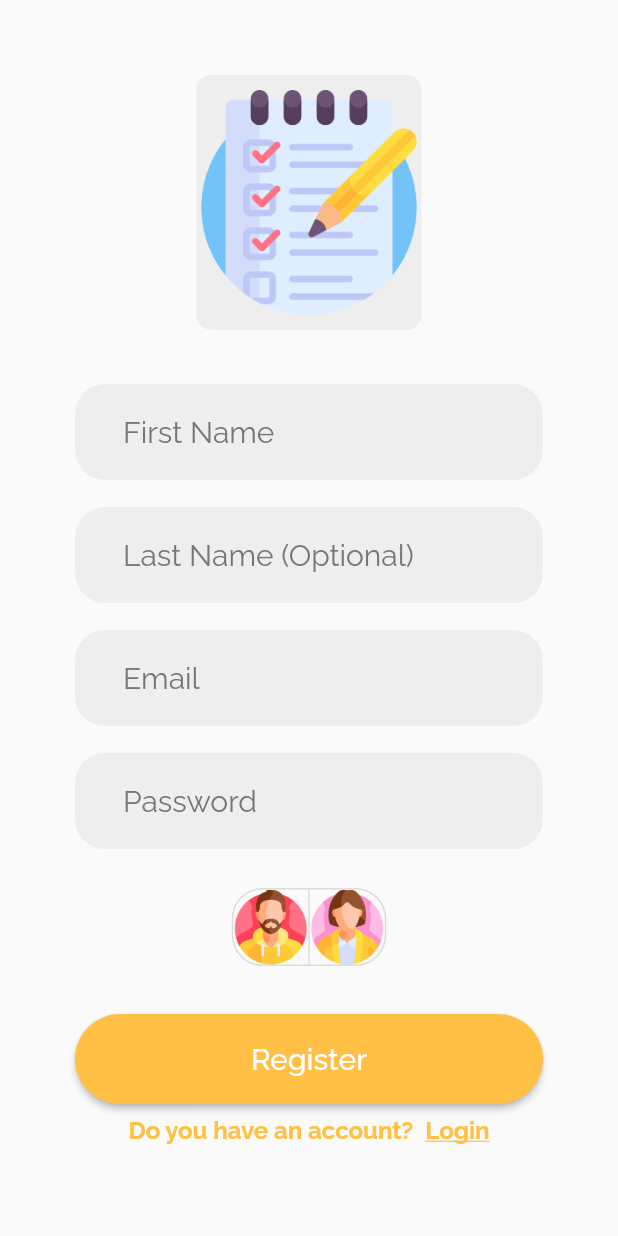
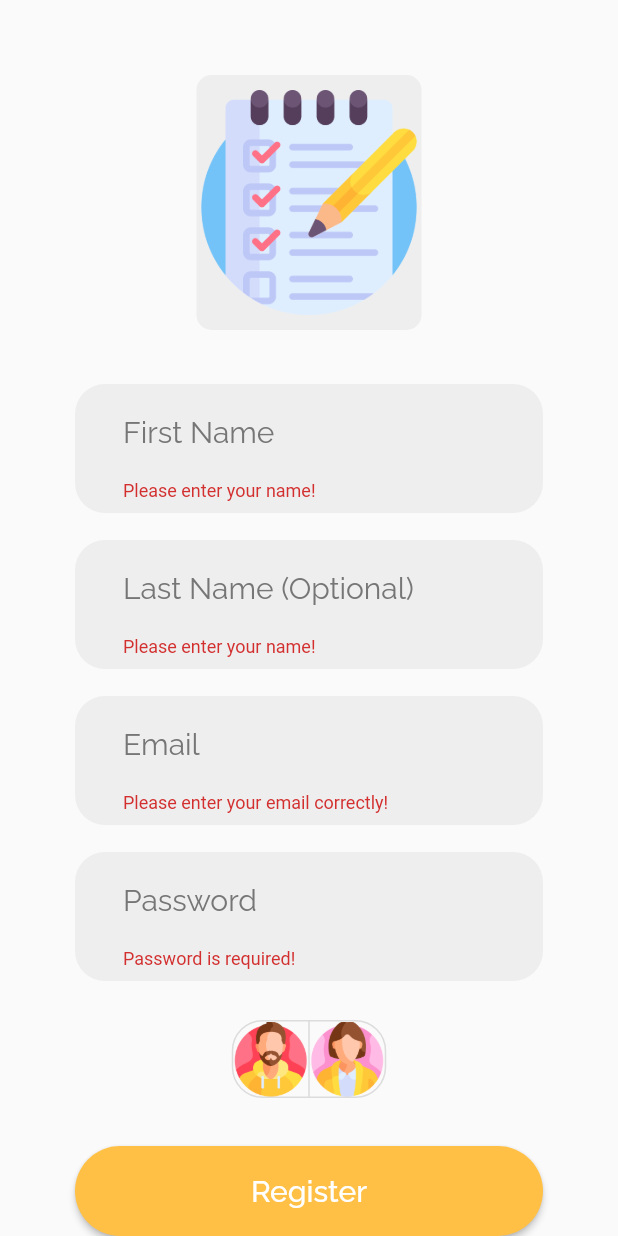
Before and after one commit to MuhammadAbdiel/task-management, a Flutter app: the RegisterPage screen opened directly, after a tap on "Register", on a phone screen of 412 x 824 dp. Run offline on Flutter 3.47's test engine with Material 2 defaults, Android fonts, the phone set to English and light mode, and no system bars; our stand-ins replace cloud_firestore, datetime_picker_formfield, firebase_auth, firebase_core, flutter_slidable, google_sign_in; accounts and stored records are empty.

Commit message:
add register feature

```diff
--- /dev/null
+++ b/lib/models/user_model.dart
@@ -0,0 +1,31 @@
+class UserModel {
+  String? uid;
+  String? firstName;
+  String? lastName;
+  String? email;
+
+  UserModel({
+    this.uid,
+    this.firstName,
+    this.lastName,
+    this.email,
+  });
+
+  factory UserModel.fromJson(Map<String, dynamic>? json) {
+    return UserModel(
+      uid: json!["uid"],
+      firstName: json["firstName"],
+      lastName: json["lastName"],
+      email: json["email"],
+    );
+  }
+
+  Map<String, dynamic> toJson() {
+    return {
+      "uid": uid,
+      "firstName": firstName,
+      "lastName": lastName,
+      "email": email,
+    };
+  }
+}
--- a/lib/pages/register_page.dart
+++ b/lib/pages/register_page.dart
@@ -1,5 +1,9 @@
+import 'package:cloud_firestore/cloud_firestore.dart';
+import 'package:firebase_auth/firebase_auth.dart';
 import 'package:flutter/material.dart';
 import 'package:flutter_uts/login.dart';
+import 'package:flutter_uts/models/user_model.dart';
+import 'package:flutter_uts/pages/home_page.dart';
 
 class RegisterPage extends StatefulWidget {
   const RegisterPage({Key? key}) : super(key: key);
@@ -11,11 +15,62 @@ class RegisterPage extends StatefulWidget {
 class _RegisterPageState extends State<RegisterPage> {
   List<bool> isSelected = List.generate(2, (_) => false);
 
+  final formKey = GlobalKey<FormState>();
+  final firstNameController = TextEditingController();
+  final lastNameController = TextEditingController();
+  final emailController = TextEditingController();
+  final passwordController = TextEditingController();
+
+  void signUp(String email, String password) async {
+    if (formKey.currentState!.validate()) {
+      await FirebaseAuth.instance
+          .createUserWithEmailAndPassword(
+            email: email,
+            password: password,
+          )
+          .then((value) => postDetailsToFireStore());
+    }
+  }
+
+  postDetailsToFireStore() async {
+    FirebaseFirestore firebaseFirestore = FirebaseFirestore.instance;
+    User? user = FirebaseAuth.instance.currentUser;
+
+    UserModel userModel = UserModel();
+    userModel.uid = user!.uid;
+    userModel.firstName = firstNameController.text;
+    userModel.lastName = lastNameController.text;
+    userModel.email = emailController.text;
+
+    await firebaseFirestore.collection('users').doc(user.uid).set(
+          userModel.toJson(),
+        );
+
+    Navigator.pushReplacement(
+      context,
+      MaterialPageRoute(
+        builder: (context) => const HomePage(),
+      ),
+    );
+  }
+
+  @override
+  void dispose() {
+    firstNameController.dispose();
+    lastNameController.dispose();
+    emailController.dispose();
+    passwordController.dispose();
+
+    super.dispose();
+  }
+
   @override
   Widget build(BuildContext context) {
     return Scaffold(
       body: SafeArea(
         child: SingleChildScrollView(
+          child: Form(
+            key: formKey,
             child: Container(
               padding: const EdgeInsets.all(50),
               child: Center(
@@ -42,8 +97,13 @@ class _RegisterPageState extends State<RegisterPage> {
                         borderRadius: BorderRadius.circular(20),
                         color: const Color(0xffEEEEEE),
                       ),
-                    child: const TextField(
-                      decoration: InputDecoration(
+                      child: TextFormField(
+                        controller: firstNameController,
+                        keyboardType: TextInputType.name,
+                        validator: (text) => text != null && text.isEmpty
+                            ? 'Please enter your name!'
+                            : null,
+                        decoration: const InputDecoration(
                           border: InputBorder.none,
                           hintText: 'First Name',
                           hintStyle: TextStyle(
@@ -64,8 +124,13 @@ class _RegisterPageState extends State<RegisterPage> {
                         borderRadius: BorderRadius.circular(20),
                         color: const Color(0xffEEEEEE),
                       ),
-                    child: const TextField(
-                      decoration: InputDecoration(
+                      child: TextFormField(
+                        controller: lastNameController,
+                        keyboardType: TextInputType.name,
+                        validator: (text) => text != null && text.isEmpty
+                            ? 'Please enter your name!'
+                            : null,
+                        decoration: const InputDecoration(
                           border: InputBorder.none,
                           hintText: 'Last Name (Optional)',
                           hintStyle: TextStyle(
@@ -86,8 +151,13 @@ class _RegisterPageState extends State<RegisterPage> {
                         borderRadius: BorderRadius.circular(20),
                         color: const Color(0xffEEEEEE),
                       ),
-                    child: const TextField(
-                      decoration: InputDecoration(
+                      child: TextFormField(
+                        controller: emailController,
+                        keyboardType: TextInputType.emailAddress,
+                        validator: (text) => text != null && text.isEmpty
+                            ? 'Please enter your email correctly!'
+                            : null,
+                        decoration: const InputDecoration(
                           border: InputBorder.none,
                           hintText: 'Email',
                           hintStyle: TextStyle(
@@ -108,9 +178,19 @@ class _RegisterPageState extends State<RegisterPage> {
                         borderRadius: BorderRadius.circular(20),
                         color: const Color(0xffEEEEEE),
                       ),
-                    child: const TextField(
+                      child: TextFormField(
                         obscureText: true,
-                      decoration: InputDecoration(
+                        controller: passwordController,
+                        keyboardType: TextInputType.visiblePassword,
+                        validator: (text) {
+                          RegExp regExp = RegExp(r'^.{6,}$');
+                          return text != null && text.isEmpty
+                              ? 'Password is required!'
+                              : !regExp.hasMatch(text!)
+                                  ? 'Enter a valid password (Min. 6 Character)'
+                                  : null;
+                        },
+                        decoration: const InputDecoration(
                           border: InputBorder.none,
                           hintText: 'Password',
                           hintStyle: TextStyle(
@@ -162,7 +242,9 @@ class _RegisterPageState extends State<RegisterPage> {
                             borderRadius: BorderRadius.circular(50),
                           ),
                         ),
-                      onPressed: () {},
+                        onPressed: () {
+                          signUp(emailController.text, passwordController.text);
+                        },
                         child: const Text(
                           'Register',
                           style: TextStyle(
@@ -216,6 +298,7 @@ class _RegisterPageState extends State<RegisterPage> {
             ),
           ),
         ),
+      ),
     );
   }
 }
```
Also changed, not shown: lib/pages/edit_profile.dart (+23 -8 lines). Lines whose indentation alone changed are shown as unchanged.
